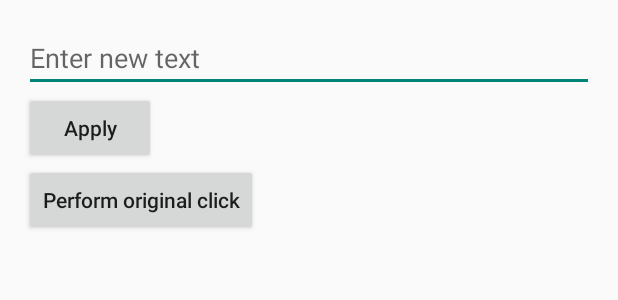
After one commit to gitofleonardo/AnyText, an Android app: the layout dialog_layout_text_editing.xml on its own in the app's theme, with its tools: preview values and no code run, on a phone screen of 412 x 824 dp. The commit adds this screen. Shown: the top 300 px of the screen. Run offline under Robolectric (Android 15) with nearby library versions, the phone set to English and light mode, and no system bars.

Commit message:
Add text-change support in some activities.

```diff
--- a/app/src/main/AndroidManifest.xml
+++ b/app/src/main/AndroidManifest.xml
@@ -23,7 +23,6 @@
             android:exported="true">
             <intent-filter>
                 <action android:name="android.intent.action.MAIN" />
-
                 <category android:name="android.intent.category.LAUNCHER" />
             </intent-filter>
         </activity>
--- /dev/null
+++ b/app/src/main/res/layout/dialog_layout_text_editing.xml
@@ -0,0 +1,25 @@
+<?xml version="1.0" encoding="utf-8"?>
+<LinearLayout xmlns:android="http://schemas.android.com/apk/res/android"
+    android:layout_width="match_parent"
+    android:layout_height="match_parent"
+    android:padding="16dp"
+    android:orientation="vertical">
+    <EditText
+        android:id="@+id/edit_text"
+        android:hint="@string/enter_new_text"
+        android:layout_width="match_parent"
+        android:layout_height="wrap_content"
+        android:autofillHints="@string/enter_new_text" />
+    <Button
+        android:tag="IGNORE_HOOK"
+        android:id="@+id/apply_button"
+        android:text="@string/apply"
+        android:layout_width="wrap_content"
+        android:layout_height="wrap_content"/>
+    <Button
+        android:tag="IGNORE_HOOK"
+        android:id="@+id/origin_button"
+        android:text="@string/perform_origin_click"
+        android:layout_width="wrap_content"
+        android:layout_height="wrap_content"/>
+</LinearLayout>
--- a/app/src/main/res/values-night/themes.xml
+++ b/app/src/main/res/values-night/themes.xml
@@ -1,6 +1,6 @@
 <resources xmlns:tools="http://schemas.android.com/tools">
     <!-- Base application theme. -->
-    <style name="Theme.AnyText" parent="Theme.MaterialComponents.DayNight.DarkActionBar">
+    <style name="Theme.AnyText" parent="Theme.AppCompat.DayNight.NoActionBar">
         <!-- Primary brand color. -->
         <item name="colorPrimary">@color/purple_200</item>
         <item name="colorPrimaryVariant">@color/purple_700</item>
@@ -12,5 +12,6 @@
         <!-- Status bar color. -->
         <item name="android:statusBarColor" tools:targetApi="l">?attr/colorPrimaryVariant</item>
         <!-- Customize your theme here. -->
+        <item name="textAllCaps">false</item>
     </style>
 </resources>
--- a/app/src/main/res/values/strings.xml
+++ b/app/src/main/res/values/strings.xml
@@ -1,3 +1,10 @@
 <resources>
     <string name="app_name">AnyText</string>
+    <string name="enter_new_text">Enter new text</string>
+    <string name="apply">Apply</string>
+    <string name="perform_origin_click">Perform original click</string>
+    <string name="text_cannot_be_empty">Text cannot be empty</string>
+    <string name="successfully_modified">Successfully modified</string>
+    <string name="anytext_working_now">AnyText is working now</string>
+    <string name="edit_text_dialog_title">Change any text you want</string>
 </resources>
--- a/app/src/main/res/values/themes.xml
+++ b/app/src/main/res/values/themes.xml
@@ -1,6 +1,6 @@
 <resources xmlns:tools="http://schemas.android.com/tools">
     <!-- Base application theme. -->
-    <style name="Theme.AnyText" parent="Theme.MaterialComponents.DayNight.DarkActionBar">
+    <style name="Theme.AnyText" parent="Theme.AppCompat.DayNight.NoActionBar">
         <!-- Primary brand color. -->
         <item name="colorPrimary">@color/purple_500</item>
         <item name="colorPrimaryVariant">@color/purple_700</item>
@@ -12,5 +12,6 @@
         <!-- Status bar color. -->
         <item name="android:statusBarColor" tools:targetApi="l">?attr/colorPrimaryVariant</item>
         <!-- Customize your theme here. -->
+        <item name="textAllCaps">false</item>
     </style>
 </resources>
```
Also changed, not shown: app/build.gradle (+8 -6 lines), app/src/main/java/com/hhvvg/anytext/HookTest.kt (deleted, +0 -14 lines), app/src/main/java/com/hhvvg/anytext/MainActivity.kt (+5 -2 lines), app/src/main/java/com/hhvvg/anytext/hook/AnyHookLoaded.kt (added, +129 -0 lines), app/src/main/java/com/hhvvg/anytext/hook/AnyHookResource.kt (added, +12 -0 lines), app/src/main/java/com/hhvvg/anytext/ui/TextEditingDialog.kt (added, +92 -0 lines), app/src/main/java/com/hhvvg/anytext/wrapper/TextViewOnClickWrapper.kt (added, +35 -0 lines), app/src/main/java/com/hhvvg/anytext/AnyApplication.kt (line endings or trailing spaces), 1 other file.
